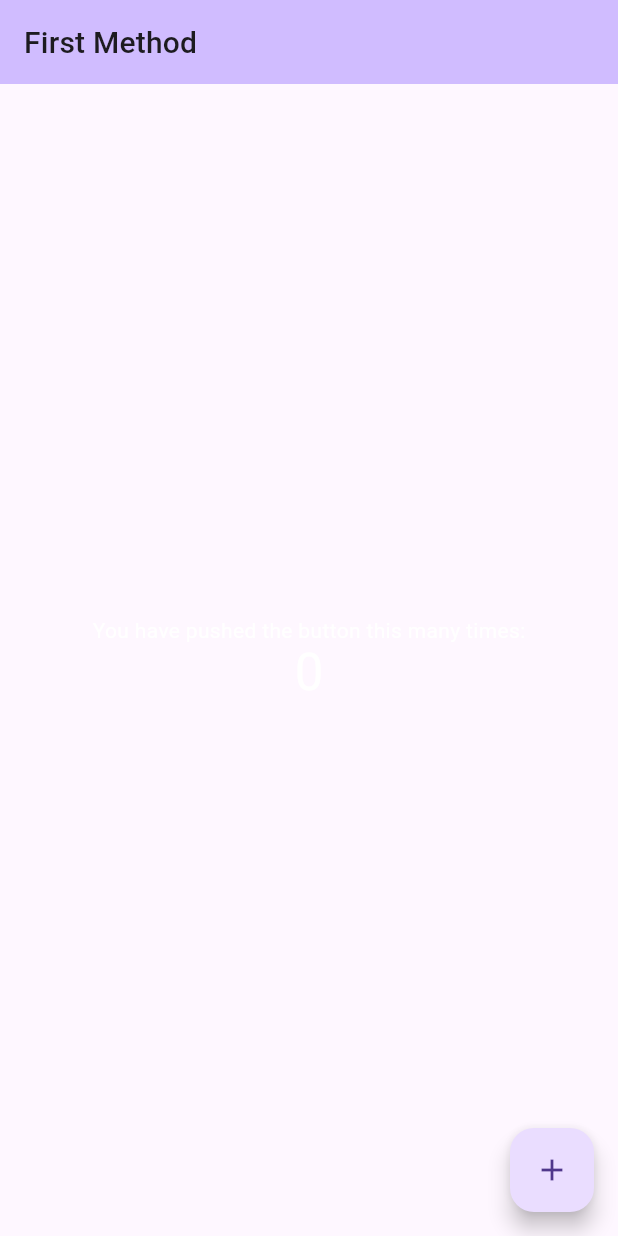
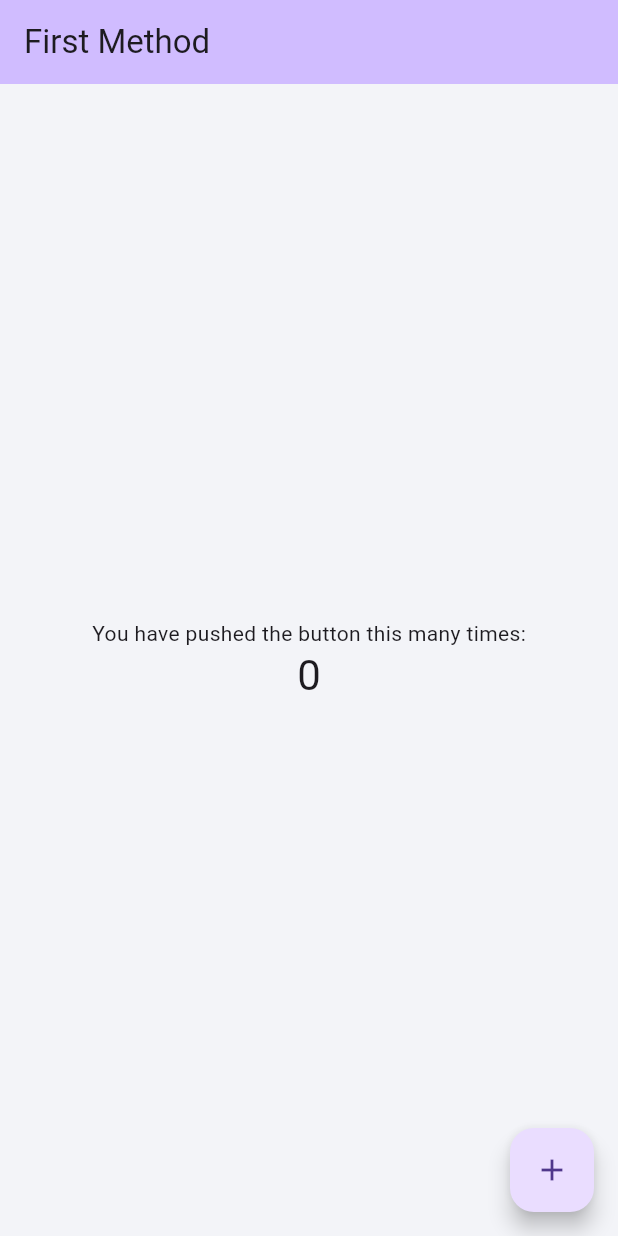
Before and after one commit to Himansi11/Food_Delivery_App, a Flutter app: the screen it shows after launch, on a phone screen of 412 x 824 dp. Run offline on Flutter 3.47's test engine with Material 3 defaults, Android fonts, the phone set to English and light mode, and no system bars; our stand-ins replace flutter_screenutil, get.

Commit message:
Code changed

```diff
--- a/lib/main.dart
+++ b/lib/main.dart
@@ -1,5 +1,6 @@
 import 'package:flutter/material.dart';
 import 'package:flutter_screenutil/flutter_screenutil.dart';
+import 'package:foodapp/constants/constants.dart';
 import 'package:get/get.dart';
 
 void main() {
@@ -17,10 +18,11 @@ class MyApp extends StatelessWidget {
       builder: (context, child) {
         return GetMaterialApp(
           debugShowCheckedModeBanner: false,
-          title: 'First Method',
+          title: 'BiteBox',
           theme: ThemeData(
-            primarySwatch: Colors.blue,
-            textTheme: Typography.englishLike2018.apply(fontSizeFactor: 1.sp),
+            scaffoldBackgroundColor: kOffwhite,
+            iconTheme: IconThemeData(color:kDark),
+            primarySwatch: Colors.grey,
           ),
           home: child,
         );
```
Also changed, not shown: lib/constants/constants.dart (added, +22 -0 lines), pubspec.yaml (+29 -31 lines), pubspec.lock, 2 other files.
